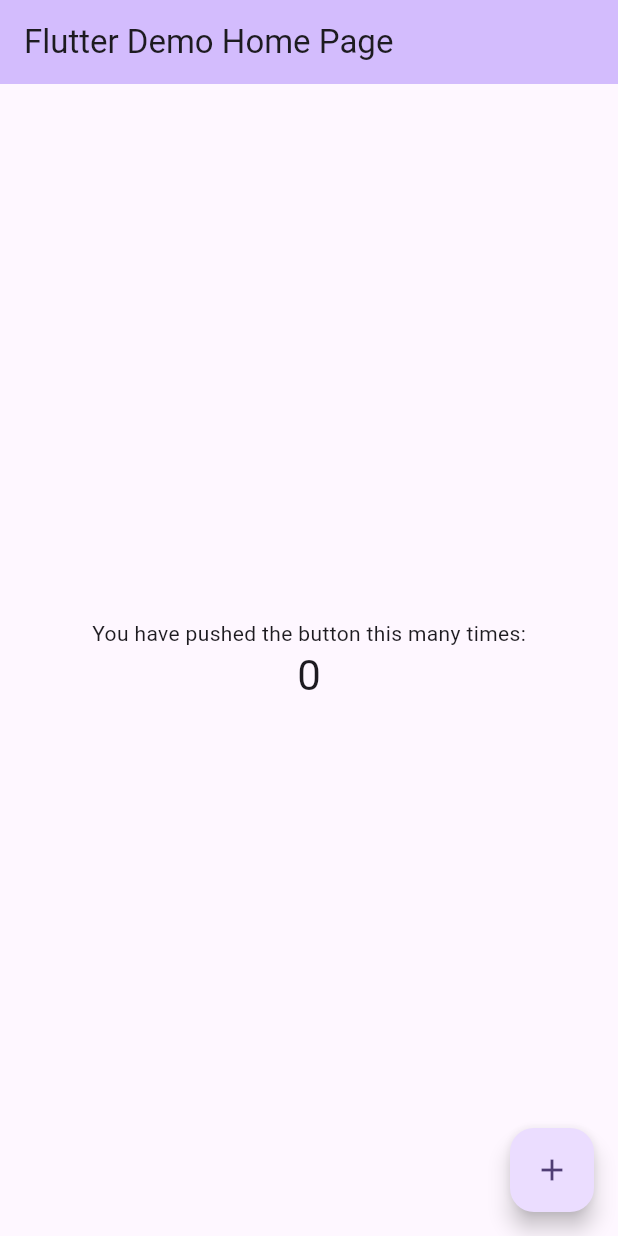
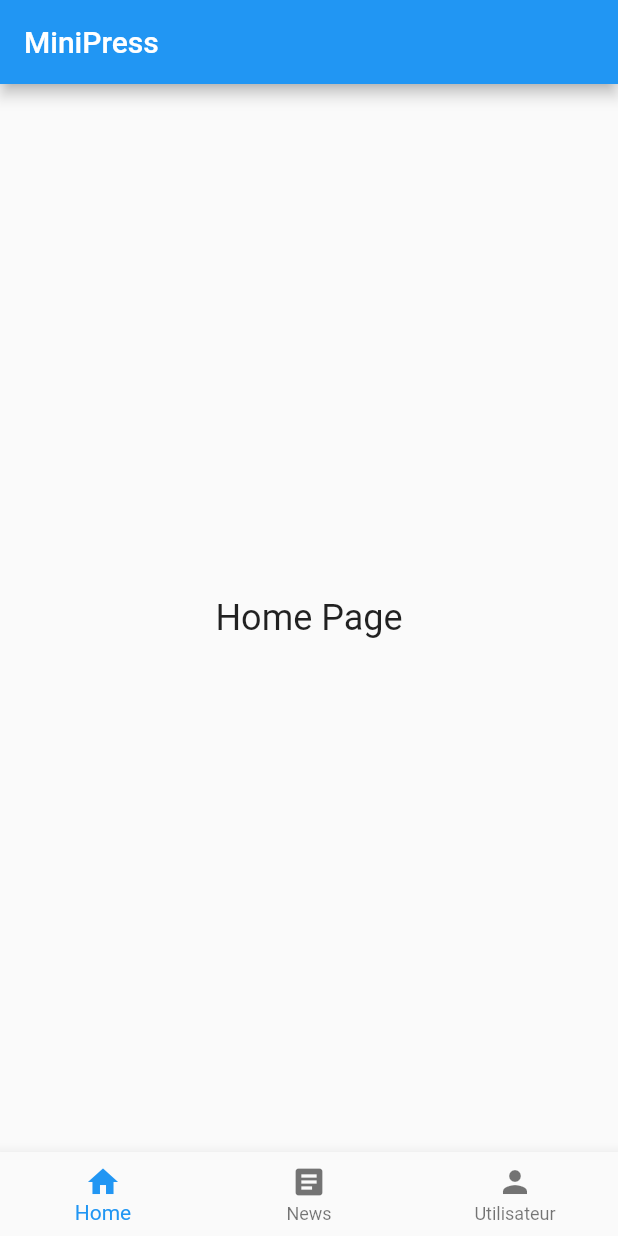
Before and after one commit to ClemGrom/SAE_S4_MiniPress_Gromangin_Simonin_Holder_Kone_Dekersabiec, a Flutter app: the screen it shows after launch, on a phone screen of 412 x 824 dp. Run offline on Flutter 3.47's test engine with Material 2 defaults, Android fonts, the phone set to English and light mode, and no system bars.

Commit message:
debut flutter

```diff
--- /dev/null
+++ b/MiniPress.flutter/minipressflutter/lib/MiniPress.dart
@@ -0,0 +1,93 @@
+import 'package:flutter/material.dart';
+
+class MiniPress extends StatefulWidget {
+  const MiniPress({Key? key}) : super(key: key);
+
+  @override
+  _MiniPressState createState() => _MiniPressState();
+}
+
+class _MiniPressState extends State<MiniPress> {
+  int _currentIndex = 0; // Indice de l'onglet actuellement sélectionné
+
+  final List<Widget> _tabs = [
+    // Contenu des différents onglets
+    HomePage(),
+    NewsPage(),
+    UserPage(),
+  ];
+
+  @override
+  Widget build(BuildContext context) {
+    return MaterialApp(
+      title: 'MiniPress',
+      home: Scaffold(
+        appBar: AppBar(
+          title: const Text('MiniPress'),
+        ),
+        body:
+            _tabs[_currentIndex], // Affiche le contenu de l'onglet sélectionné
+
+        bottomNavigationBar: BottomNavigationBar(
+          currentIndex: _currentIndex,
+          onTap: (int index) {
+            // Met à jour l'indice de l'onglet sélectionné
+            setState(() {
+              _currentIndex = index;
+            });
+          },
+          items: [
+            BottomNavigationBarItem(
+              icon: Icon(Icons.home),
+              label: 'Home',
+            ),
+            BottomNavigationBarItem(
+              icon: Icon(Icons.article),
+              label: 'News',
+            ),
+            BottomNavigationBarItem(
+              icon: Icon(Icons.person),
+              label: 'Utilisateur',
+            ),
+          ],
+        ),
+      ),
+    );
+  }
+}
+
+class HomePage extends StatelessWidget {
+  @override
+  Widget build(BuildContext context) {
+    return const Center(
+      child: Text(
+        'Home Page',
+        style: TextStyle(fontSize: 24),
+      ),
+    );
+  }
+}
+
+class NewsPage extends StatelessWidget {
+  @override
+  Widget build(BuildContext context) {
+    return const Center(
+      child: Text(
+        'News Page',
+        style: TextStyle(fontSize: 24),
+      ),
+    );
+  }
+}
+
+class UserPage extends StatelessWidget {
+  @override
+  Widget build(BuildContext context) {
+    return const Center(
+      child: Text(
+        'User Page',
+        style: TextStyle(fontSize: 24),
+      ),
+    );
+  }
+}
--- a/MiniPress.flutter/minipressflutter/lib/main.dart
+++ b/MiniPress.flutter/minipressflutter/lib/main.dart
@@ -1,125 +1,6 @@
 import 'package:flutter/material.dart';
+import 'MiniPress.dart';
 
 void main() {
-  runApp(const MyApp());
+  runApp(const MiniPress());
 }
-
-class MyApp extends StatelessWidget {
-  const MyApp({super.key});
-
-  // This widget is the root of your application.
-  @override
-  Widget build(BuildContext context) {
-    return MaterialApp(
-      title: 'Flutter Demo',
-      theme: ThemeData(
-        // This is the theme of your application.
-        //
-        // TRY THIS: Try running your application with "flutter run". You'll see
-        // the application has a blue toolbar. Then, without quitting the app,
-        // try changing the seedColor in the colorScheme below to Colors.green
-        // and then invoke "hot reload" (save your changes or press the "hot
-        // reload" button in a Flutter-supported IDE, or press "r" if you used
-        // the command line to start the app).
-        //
-        // Notice that the counter didn't reset back to zero; the application
-        // state is not lost during the reload. To reset the state, use hot
-        // restart instead.
-        //
-        // This works for code too, not just values: Most code changes can be
-        // tested with just a hot reload.
-        colorScheme: ColorScheme.fromSeed(seedColor: Colors.deepPurple),
-        useMaterial3: true,
-      ),
-      home: const MyHomePage(title: 'Flutter Demo Home Page'),
-    );
-  }
-}
-
-class MyHomePage extends StatefulWidget {
-  const MyHomePage({super.key, required this.title});
-
-  // This widget is the home page of your application. It is stateful, meaning
-  // that it has a State object (defined below) that contains fields that affect
-  // how it looks.
-
-  // This class is the configuration for the state. It holds the values (in this
-  // case the title) provided by the parent (in this case the App widget) and
-  // used by the build method of the State. Fields in a Widget subclass are
-  // always marked "final".
-
-  final String title;
-
-  @override
-  State<MyHomePage> createState() => _MyHomePageState();
-}
-
-class _MyHomePageState extends State<MyHomePage> {
-  int _counter = 0;
-
-  void _incrementCounter() {
-    setState(() {
-      // This call to setState tells the Flutter framework that something has
-      // changed in this State, which causes it to rerun the build method below
-      // so that the display can reflect the updated values. If we changed
-      // _counter without calling setState(), then the build method would not be
-      // called again, and so nothing would appear to happen.
-      _counter++;
-    });
-  }
-
-  @override
-  Widget build(BuildContext context) {
-    // This method is rerun every time setState is called, for instance as done
-    // by the _incrementCounter method above.
-    //
-    // The Flutter framework has been optimized to make rerunning build methods
-    // fast, so that you can just rebuild anything that needs updating rather
-    // than having to individually change instances of widgets.
-    return Scaffold(
-      appBar: AppBar(
-        // TRY THIS: Try changing the color here to a specific color (to
-        // Colors.amber, perhaps?) and trigger a hot reload to see the AppBar
-        // change color while the other colors stay the same.
-        backgroundColor: Theme.of(context).colorScheme.inversePrimary,
-        // Here we take the value from the MyHomePage object that was created by
-        // the App.build method, and use it to set our appbar title.
-        title: Text(widget.title),
-      ),
-      body: Center(
-        // Center is a layout widget. It takes a single child and positions it
-        // in the middle of the parent.
-        child: Column(
-          // Column is also a layout widget. It takes a list of children and
-          // arranges them vertically. By default, it sizes itself to fit its
-          // children horizontally, and tries to be as tall as its parent.
-          //
-          // Column has various properties to control how it sizes itself and
-          // how it positions its children. Here we use mainAxisAlignment to
-          // center the children vertically; the main axis here is the vertical
-          // axis because Columns are vertical (the cross axis would be
-          // horizontal).
-          //
-          // TRY THIS: Invoke "debug painting" (choose the "Toggle Debug Paint"
-          // action in the IDE, or press "p" in the console), to see the
-          // wireframe for each widget.
-          mainAxisAlignment: MainAxisAlignment.center,
-          children: <Widget>[
-            const Text(
-              'You have pushed the button this many times:',
-            ),
-            Text(
-              '$_counter',
-              style: Theme.of(context).textTheme.headlineMedium,
-            ),
-          ],
-        ),
-      ),
-      floatingActionButton: FloatingActionButton(
-        onPressed: _incrementCounter,
-        tooltip: 'Increment',
-        child: const Icon(Icons.add),
-      ), // This trailing comma makes auto-formatting nicer for build methods.
-    );
-  }
-}
```
Also changed, not shown: MiniPress.flutter/minipressflutter/lib/tasks_utilisateur.dart (added, +93 -0 lines), MiniPress.flutter/minipressflutter/lib/models/article.dart (added), MiniPress.flutter/minipressflutter/lib/models/utilisateur.dart (added), 1 other file.
